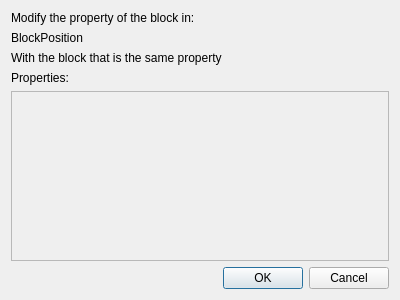
Above: src/propertymodifyui.ui from DreamHelium/dhlrc before the change. Below: the same form after it.
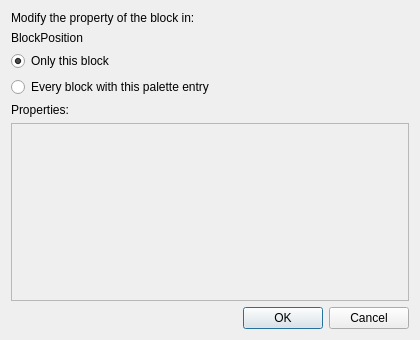
That is the form after the change.

Commit message: Add Sponge schematic support and block highlighting

What changed in the file:
```diff
--- a/src/propertymodifyui.ui
+++ b/src/propertymodifyui.ui
@@ -1,13 +1,13 @@
 <?xml version="1.0" encoding="UTF-8"?>
 <ui version="4.0">
     <class>PropertyModifyUI</class>
-    <widget class="QWidget" name="PropertyModifyUI">
+ <widget class="QDialog" name="PropertyModifyUI">
         <property name="geometry">
             <rect>
                 <x>0</x>
                 <y>0</y>
-                <width>400</width>
-                <height>300</height>
+    <width>420</width>
+    <height>340</height>
             </rect>
         </property>
         <property name="windowTitle">
@@ -29,9 +29,19 @@
                 </widget>
             </item>
             <item>
-                <widget class="QLabel" name="sameLabel">
+    <widget class="QRadioButton" name="thisBlockRadio">
                     <property name="text">
-                        <string>With the block that is the same property</string>
+      <string>Only this block</string>
+     </property>
+     <property name="checked">
+      <bool>true</bool>
+     </property>
+    </widget>
+   </item>
+   <item>
+    <widget class="QRadioButton" name="allBlocksRadio">
+     <property name="text">
+      <string>Every block with this palette entry</string>
                     </property>
                 </widget>
             </item>
@@ -52,10 +62,11 @@
                             <rect>
                                 <x>0</x>
                                 <y>0</y>
-                                <width>388</width>
+        <width>400</width>
                                 <height>150</height>
                             </rect>
                         </property>
+      <layout class="QGridLayout" name="propertiesLayout"/>
                     </widget>
                 </widget>
             </item>
```
Lines whose indentation alone changed are shown as unchanged. The commit also changes 82 other files.
